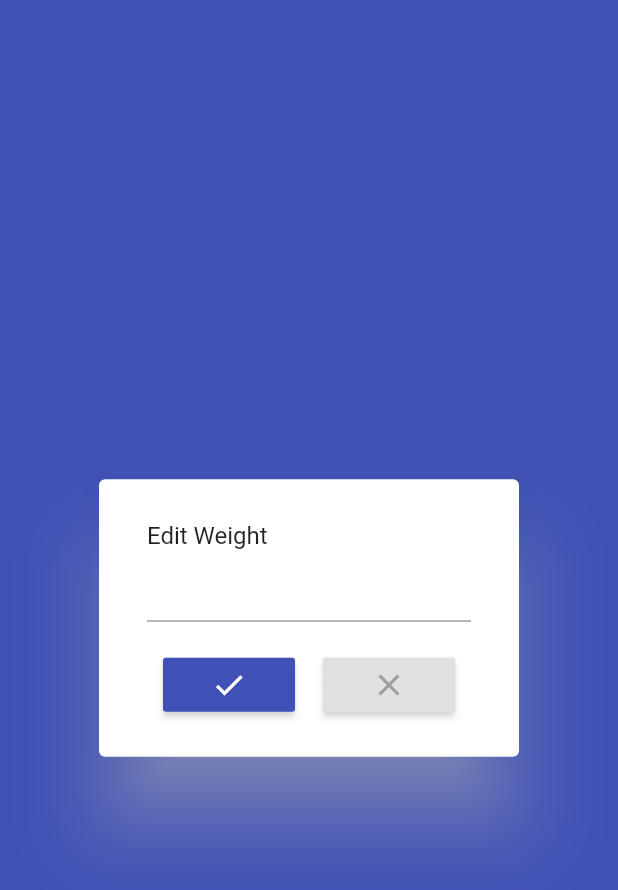
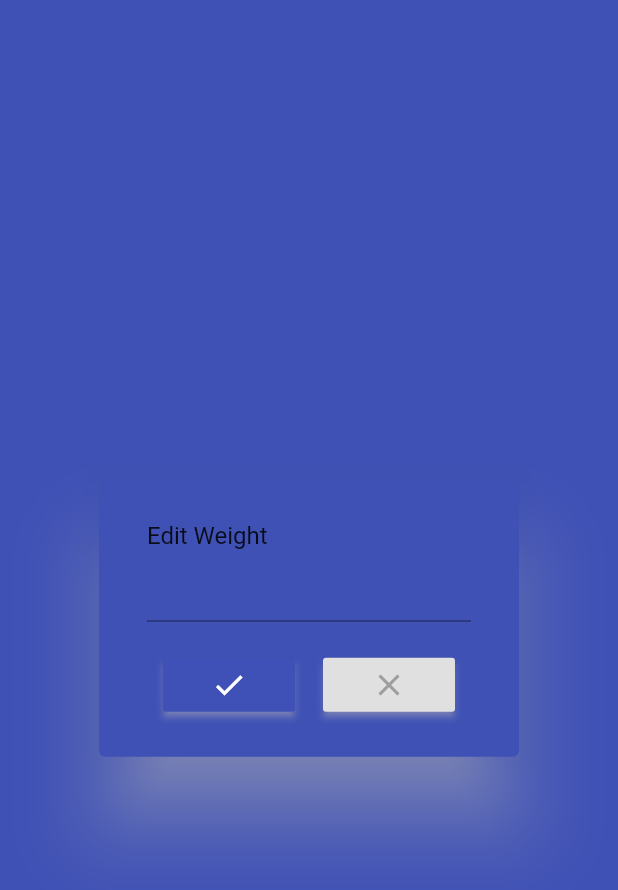
Before and after one commit to Ashhas/Weighty, a Flutter app: the EditWeightDialog widget shown alone on an empty page, opened directly, on a phone screen of 412 x 824 dp. Shown: the top 890 px of the screen. Run offline on Flutter 3.47's test engine with Material 2 defaults, Android fonts, the phone set to English and light mode, and no system bars; our stand-ins replace bloc, equatable, fl_chart, flutter_bloc, hive, hive_flutter and 7 more; missing offline and left inert: excel; accounts and stored records are empty; generated files the repository leaves out were written again; statements that could not run were skipped.

```diff
--- a/lib/ui/add_weight/widgets/add_weight_dialog.dart
+++ b/lib/ui/add_weight/widgets/add_weight_dialog.dart
@@ -29,6 +29,7 @@ class _AddWeightDialogState extends State<AddWeightDialog> {
   @override
   Widget build(BuildContext context) {
     return AlertDialog(
+      backgroundColor: Theme.of(context).canvasColor,
       content: Form(
         child: Column(
           mainAxisSize: MainAxisSize.min,
@@ -53,6 +54,8 @@ class _AddWeightDialogState extends State<AddWeightDialog> {
                   ),
                   TextFormField(
                     controller: textFormController,
+                    keyboardType: TextInputType.number,
+                    style: Theme.of(context).primaryTextTheme.subtitle1,
                   ),
                 ],
               ),
@@ -67,7 +70,7 @@ class _AddWeightDialogState extends State<AddWeightDialog> {
                       Icons.check,
                       color: Colors.white,
                     ),
-                    color: Theme.of(context).primaryColor,
+                    color: Theme.of(context).backgroundColor,
                     onPressed: () {
                       BlocProvider.of<AddWeightBloc>(context).add(
                           AddNewMeasurement(
--- a/lib/ui/history/widgets/edit_weight_dialog.dart
+++ b/lib/ui/history/widgets/edit_weight_dialog.dart
@@ -30,6 +30,7 @@ class _EditWeightDialogState extends State<EditWeightDialog> {
   @override
   Widget build(BuildContext context) {
     return AlertDialog(
+      backgroundColor: Theme.of(context).canvasColor,
       content: Form(
         child: Column(
           mainAxisSize: MainAxisSize.min,
@@ -43,7 +44,11 @@ class _EditWeightDialogState extends State<EditWeightDialog> {
                     "Edit Weight",
                     style: Theme.of(context).textTheme.subtitle1,
                   ),
-                  TextFormField(controller: textFormController),
+                  TextFormField(
+                    controller: textFormController,
+                    keyboardType: TextInputType.number,
+                    style: Theme.of(context).primaryTextTheme.subtitle1,
+                  ),
                 ],
               ),
             ),
```
Also changed, not shown: lib/ui/on_boarding/on_boarding_goal_screen.dart (+5 -3 lines), lib/ui/on_boarding/on_boarding_start_weight_screen.dart (+5 -3 lines).
